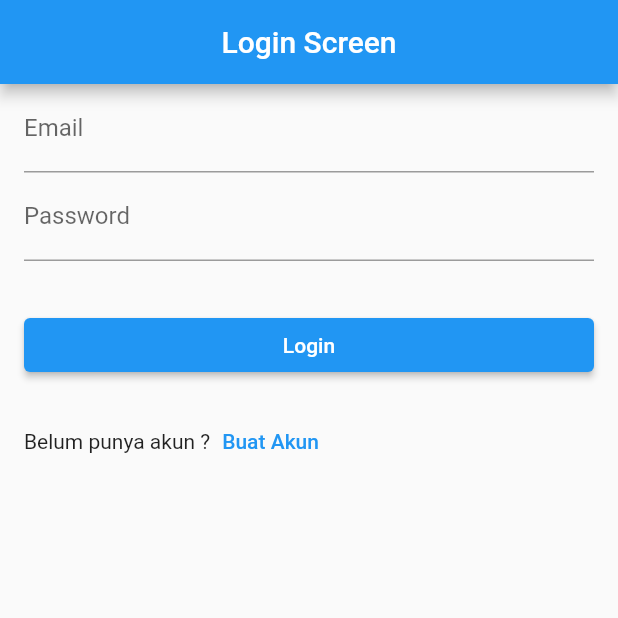
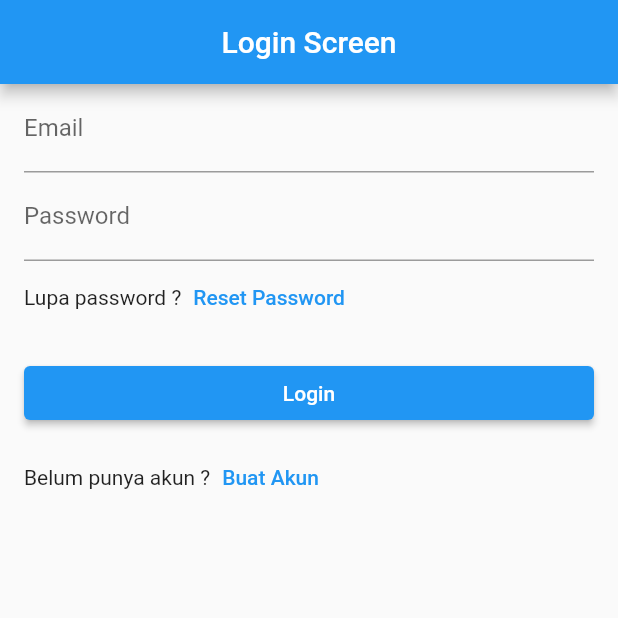
Before and after one commit to AfdulRohmat/flutter-firebase, a Flutter app: the screen it shows after launch, on a phone screen of 412 x 824 dp, the top half of it. Run offline on Flutter 3.47's test engine with Material 2 defaults, Android fonts, the phone set to English and light mode, and no system bars; our stand-ins replace firebase_auth, firebase_core, get; accounts and stored records are empty.

Commit message:
Flutter Firerbase -> email verification and reset password

```diff
--- a/lib/app/modules/login/views/login_view.dart
+++ b/lib/app/modules/login/views/login_view.dart
@@ -34,8 +34,22 @@ class LoginView extends GetView<LoginController> {
                 decoration: InputDecoration(
                   labelText: "Password",
                 ),
+                obscureText: true,
               ),
-              SizedBox(height: 32),
+              //
+              // Reset Password
+              Row(
+                children: [
+                  Text('Lupa password ?'),
+                  TextButton(
+                    onPressed: () {
+                      Get.toNamed(Routes.RESET_PASSWORD);
+                    },
+                    child: Text('Reset Password'),
+                  ),
+                ],
+              ),
+              SizedBox(height: 16),
               ElevatedButton(
                 onPressed: () {
                   auth_controller.login(
@@ -44,7 +58,8 @@ class LoginView extends GetView<LoginController> {
                 },
                 child: Text('Login'),
               ),
-              SizedBox(height: 16),
+              SizedBox(height: 8),
+
               Row(
                 children: [
                   Text('Belum punya akun ?'),
@@ -55,7 +70,7 @@ class LoginView extends GetView<LoginController> {
                     child: Text('Buat Akun'),
                   ),
                 ],
-              )
+              ),
             ],
           ),
         ));
--- /dev/null
+++ b/lib/app/modules/reset_password/controllers/reset_password_controller.dart
@@ -0,0 +1,14 @@
+import 'package:flutter/material.dart';
+import 'package:get/get.dart';
+
+class ResetPasswordController extends GetxController {
+  TextEditingController email_for_reset_TextEditingController =
+      TextEditingController();
+
+
+
+  @override
+  void onClose() {
+    email_for_reset_TextEditingController;
+  }
+}
--- a/lib/app/modules/sign_up/views/sign_up_view.dart
+++ b/lib/app/modules/sign_up/views/sign_up_view.dart
@@ -34,6 +34,7 @@ class SignUpView extends GetView<SignUpController> {
                 decoration: InputDecoration(
                   labelText: "Password",
                 ),
+                obscureText: true,
               ),
               SizedBox(height: 32),
               ElevatedButton(
--- a/lib/app/routes/app_pages.dart
+++ b/lib/app/routes/app_pages.dart
@@ -4,6 +4,8 @@ import 'package:flutter_firebase/app/modules/home/bindings/home_binding.dart';
 import 'package:flutter_firebase/app/modules/home/views/home_view.dart';
 import 'package:flutter_firebase/app/modules/login/bindings/login_binding.dart';
 import 'package:flutter_firebase/app/modules/login/views/login_view.dart';
+import 'package:flutter_firebase/app/modules/reset_password/bindings/reset_password_binding.dart';
+import 'package:flutter_firebase/app/modules/reset_password/views/reset_password_view.dart';
 import 'package:flutter_firebase/app/modules/sign_up/bindings/sign_up_binding.dart';
 import 'package:flutter_firebase/app/modules/sign_up/views/sign_up_view.dart';
 
@@ -30,5 +32,10 @@ class AppPages {
       page: () => SignUpView(),
       binding: SignUpBinding(),
     ),
+    GetPage(
+      name: _Paths.RESET_PASSWORD,
+      page: () => ResetPasswordView(),
+      binding: ResetPasswordBinding(),
+    ),
   ];
 }
--- a/lib/app/routes/app_routes.dart
+++ b/lib/app/routes/app_routes.dart
@@ -7,10 +7,12 @@ abstract class Routes {
   static const HOME = _Paths.HOME;
   static const LOGIN = _Paths.LOGIN;
   static const SIGN_UP = _Paths.SIGN_UP;
+  static const RESET_PASSWORD = _Paths.RESET_PASSWORD;
 }
 
 abstract class _Paths {
   static const HOME = '/home';
   static const LOGIN = '/login';
   static const SIGN_UP = '/sign-up';
+  static const RESET_PASSWORD = '/reset-password';
 }
--- a/lib/main.dart
+++ b/lib/main.dart
@@ -28,7 +28,10 @@ class MyApp extends StatelessWidget {
         if (snapshot.connectionState == ConnectionState.active) {
           return GetMaterialApp(
             title: "Application",
-            initialRoute: snapshot.data != null ? Routes.HOME : Routes.LOGIN,
+            initialRoute:
+                snapshot.data != null && snapshot.data!.emailVerified == true
+                    ? Routes.HOME
+                    : Routes.LOGIN,
             getPages: AppPages.routes,
           );
         } else {
```
Also changed, not shown: lib/app/controllers/auth_controller.dart (+98 -7 lines), lib/app/modules/reset_password/bindings/reset_password_binding.dart (added, +12 -0 lines), lib/app/modules/reset_password/views/reset_password_view.dart (added, +42 -0 lines).
